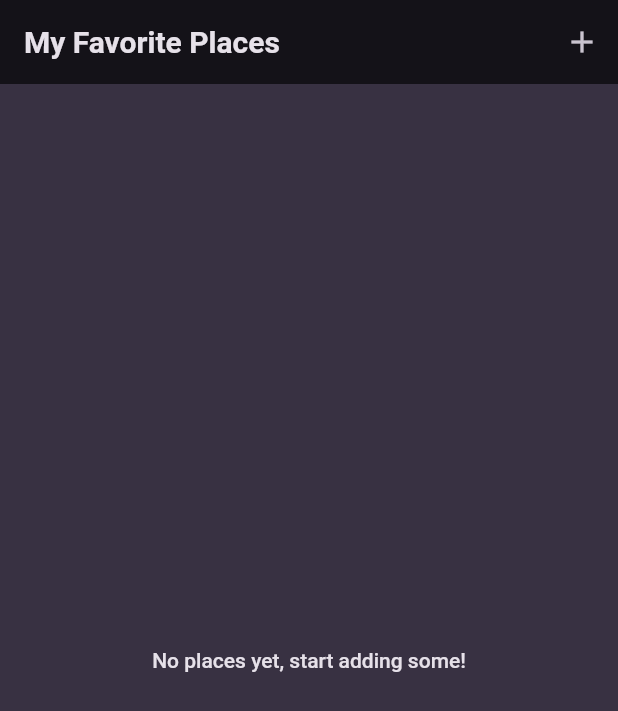
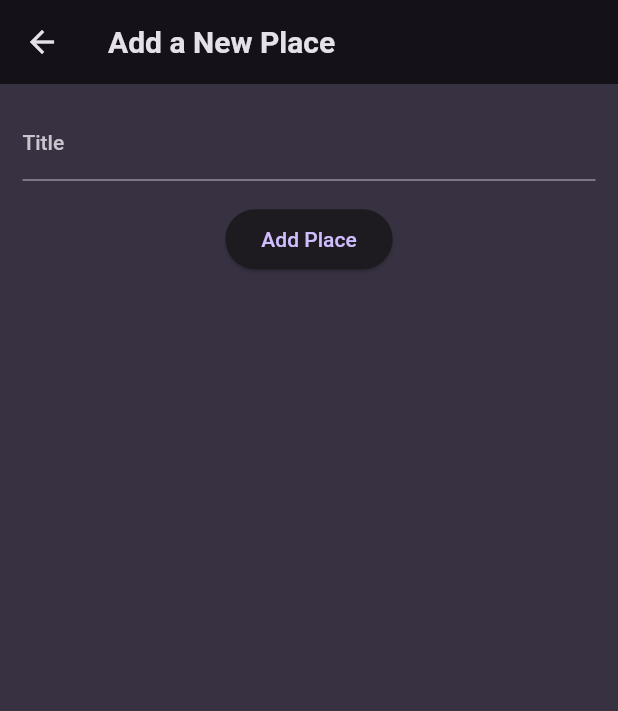
Before and after one commit to JMKangas/AI-MobileApp, a Flutter app: the screen it shows after launch, after a tap on the "add" icon, on a phone screen of 412 x 824 dp. Shown: the top 711 px of the screen. Run offline on Flutter 3.47's test engine with Material 2 defaults, Android fonts, the phone set to English and light mode, and no system bars; our stand-ins replace google_fonts.

Commit message:
add place screen ready

```diff
--- a/my_favorite_place/lib/screens/add_place.dart
+++ b/my_favorite_place/lib/screens/add_place.dart
@@ -0,0 +1,50 @@
+import 'package:flutter/material.dart';
+
+class AddPlaceScreen extends StatefulWidget {
+  const AddPlaceScreen({Key? key}) : super(key: key);
+
+  static const routeName = '/add-place';
+
+  @override
+  State<AddPlaceScreen> createState() {
+    return _AddPlaceScreenState();
+  }
+}
+
+class _AddPlaceScreenState extends State<AddPlaceScreen> {
+  final _titleController = TextEditingController();
+
+  @override
+  void dispose() {
+    _titleController.dispose();
+    super.dispose();
+  }
+
+  @override
+  Widget build(BuildContext context) {
+    return Scaffold(
+      appBar: AppBar(
+        title: const Text('Add a New Place'),
+      ),
+      body: SingleChildScrollView(
+        padding: const EdgeInsets.all(15),
+        child: Column(
+          children: [
+            TextField(
+              decoration: const InputDecoration(labelText: 'Title'),
+              controller: _titleController,
+              style: Theme.of(context).textTheme.titleMedium?.copyWith(
+                    color: Theme.of(context).colorScheme.onBackground,
+                  ),
+            ),
+            const SizedBox(height: 15),
+            ElevatedButton(
+              onPressed: () {},
+              child: const Text('Add Place'),
+            ),
+          ],
+        ),
+      ),
+    );
+  }
+}
--- a/my_favorite_place/lib/screens/places.dart
+++ b/my_favorite_place/lib/screens/places.dart
@@ -1,8 +1,10 @@
 import 'package:flutter/material.dart';
 import 'package:my_favorite_place/widgets/places_list.dart';
+import 'package:my_favorite_place/screens/add_place.dart';
 
 class PlacesListScreen extends StatelessWidget {
   const PlacesListScreen({Key? key}) : super(key: key);
+
   @override
   Widget build(BuildContext context) {
     return Scaffold(
@@ -12,7 +14,11 @@ class PlacesListScreen extends StatelessWidget {
           IconButton(
             icon: const Icon(Icons.add),
             onPressed: () {
-              //Navigator.of(context).pushNamed(add_place.routeName);
+              Navigator.of(context).push(
+                MaterialPageRoute(
+                  builder: (ctx) => const AddPlaceScreen(),
+                ),
+              );
             },
           ),
         ],
--- a/my_favorite_place/lib/widgets/places_list.dart
+++ b/my_favorite_place/lib/widgets/places_list.dart
@@ -13,7 +13,7 @@ class PlacesList extends StatelessWidget {
       return Center(
         child: Text(
           'No places yet, start adding some!',
-          style: Theme.of(context).textTheme.bodyLarge?.copyWith(
+          style: Theme.of(context).textTheme.titleMedium?.copyWith(
                 color: Theme.of(context).colorScheme.onBackground,
               ),
         ),
```
